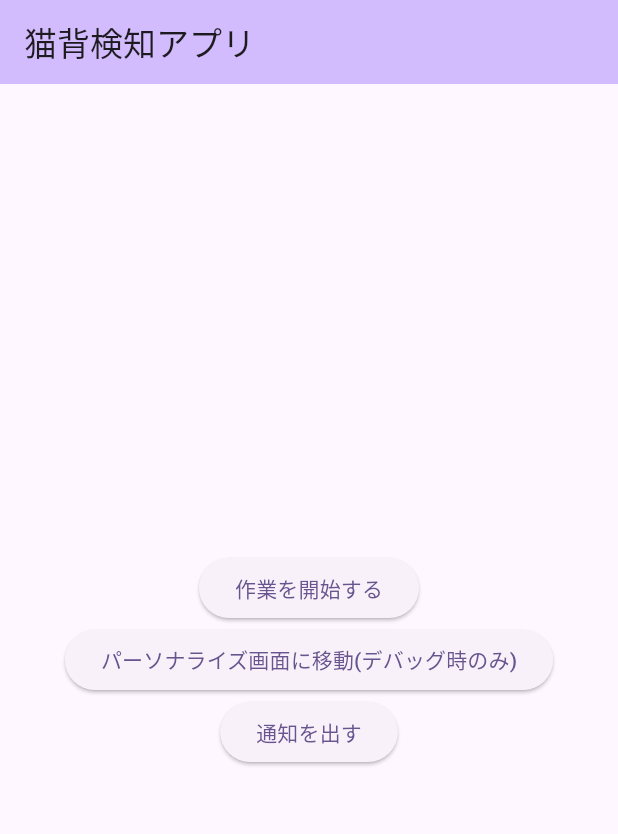
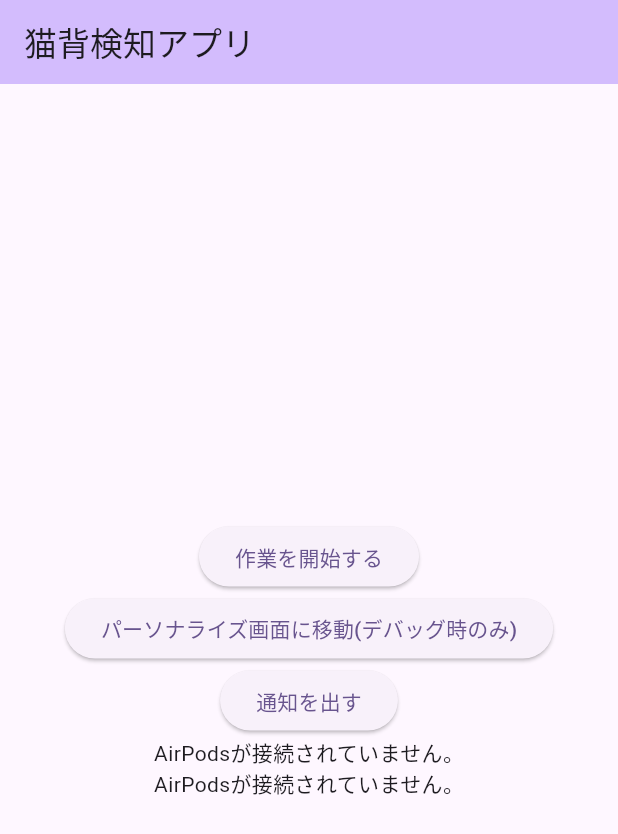
Before and after one commit to HackU-team6/frontend, a Flutter app: the screen it shows after launch, on a phone screen of 412 x 824 dp. Shown: the top 834 px of the screen. Run offline on Flutter 3.47's test engine with Material 3 defaults, Android fonts, the phone set to English and light mode, and no system bars; our stand-ins replace flutter_local_notifications; missing offline and left inert: flutter_airpods.

Commit message:
Main画面でジャイロなどの値を取得する例

```diff
--- a/lib/screen/home_screen.dart
+++ b/lib/screen/home_screen.dart
@@ -1,5 +1,8 @@
 import 'package:flutter/material.dart';
+import 'package:flutter_airpods/models/attitude.dart';
+import 'package:flutter_airpods/models/rotation_rate.dart';
 import 'package:flutter_local_notifications/flutter_local_notifications.dart';
+import 'package:nekoze_notify/actons/get-gyro.dart';
 import 'package:nekoze_notify/main.dart';
 import 'package:nekoze_notify/screen/personalize_screen.dart';
 
@@ -13,6 +16,11 @@ class HomeScreen extends StatefulWidget {
 }
 
 class _HomeScreenState extends State<HomeScreen> {
+  @override
+  void initState() {
+    super.initState();
+  }
+
   Future<void> _showPostureNotification() async {
     const DarwinNotificationDetails iosDetails = DarwinNotificationDetails(
       presentAlert: true,
@@ -66,6 +74,40 @@ class _HomeScreenState extends State<HomeScreen> {
               },
               child: Text('通知を出す'),
             ),
+            Center(
+              child: StreamBuilder<RotationRate>(
+                stream: AirPodsMotionService.gyroStream(),
+                builder: (
+                  BuildContext context,
+                  AsyncSnapshot<RotationRate> snapshot,
+                ) {
+                  if (snapshot.hasData) {
+                    return Text(
+                      "x: ${snapshot.data!.x},\n y: ${snapshot.data!.y},\n z: ${snapshot.data!.z}",
+                    );
+                  } else {
+                    return const Text("AirPodsが接続されていません。");
+                  }
+                },
+              ),
+            ),
+            Center(
+              child: StreamBuilder<Attitude>(
+                stream: AirPodsMotionService.attitudeStream(),
+                builder: (
+                  BuildContext context,
+                  AsyncSnapshot<Attitude> snapshot,
+                ) {
+                  if (snapshot.hasData) {
+                    return Text(
+                      "pitch: ${snapshot.data!.pitch},\n roll: ${snapshot.data!.roll},\n yaw: ${snapshot.data!.yaw}",
+                    );
+                  } else {
+                    return const Text("AirPodsが接続されていません。");
+                  }
+                },
+              ),
+            ),
           ],
         ),
       ),
```
